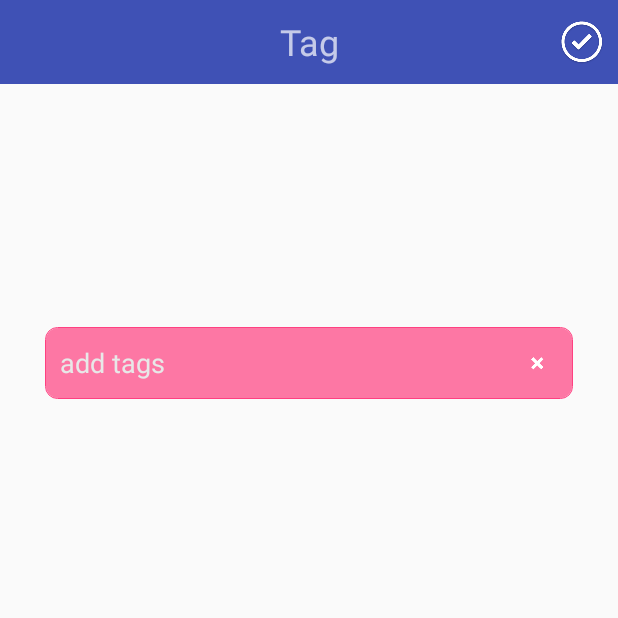
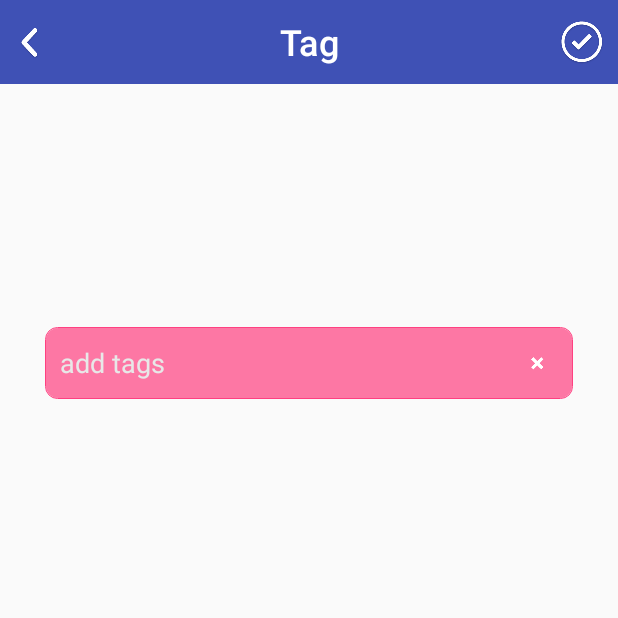
Before and after one commit to dandycheung/imoji-android-sdk-ui, an Android app: the fragment TagImojiFragment placed in its activity, on a phone screen of 412 x 824 dp, the top half of it. Run offline under Robolectric (Android 15) with nearby library versions, the phone set to English and light mode, and no system bars; 4 statements that could not run were skipped.

Commit message:
fix up theming

```diff
--- a/imojisdk-ui-sample/src/main/res/values-v21/styles.xml
+++ b/imojisdk-ui-sample/src/main/res/values-v21/styles.xml
@@ -7,5 +7,6 @@
         <item name="windowActionBar">false</item>
         <item name="windowNoTitle">true</item>
         <item name="android:windowDrawsSystemBarBackgrounds">true</item>
+        <item name="imoji__editorToolbarTheme">@style/ThemeOverlay.AppCompat.Dark</item>
     </style>
 </resources>
--- a/imojisdk-ui-sample/src/main/res/values/styles.xml
+++ b/imojisdk-ui-sample/src/main/res/values/styles.xml
@@ -1,4 +1,4 @@
-<resources>
+<resources xmlns:app="http://schemas.android.com/apk/res-auto">
 
     <!-- Base application theme. -->
     <style name="AppTheme" parent="Theme.AppCompat.Light.DarkActionBar">
@@ -14,6 +14,7 @@
         <item name="colorAccent">@color/colorAccent</item>
         <item name="windowActionBar">false</item>
         <item name="windowNoTitle">true</item>
+        <item name="imoji__editorToolbarTheme">@style/ThemeOverlay.AppCompat.Dark</item>
     </style>
     <style name="AppTheme.AppBarOverlay" parent="ThemeOverlay.AppCompat.Dark.ActionBar"/>
     <style name="AppTheme.PopupOverlay" parent="ThemeOverlay.AppCompat.Light"/>
--- a/imojisdk-ui/src/main/java/com/imojiapp/imoji/sdk/ui/ImojiEditorFragment.java
+++ b/imojisdk-ui/src/main/java/com/imojiapp/imoji/sdk/ui/ImojiEditorFragment.java
@@ -1,7 +1,9 @@
 package com.imojiapp.imoji.sdk.ui;
 
 
+import android.app.Activity;
 import android.content.Context;
+import android.content.res.Resources;
 import android.content.res.TypedArray;
 import android.graphics.Bitmap;
 import android.graphics.Color;
@@ -11,8 +13,10 @@ import android.os.Bundle;
 import android.os.Handler;
 import android.support.v4.app.Fragment;
 import android.support.v4.content.ContextCompat;
+import android.support.v7.widget.Toolbar;
 import android.util.Log;
 import android.view.LayoutInflater;
+import android.view.MenuItem;
 import android.view.View;
 import android.view.ViewGroup;
 import android.view.ViewTreeObserver;
@@ -41,6 +45,7 @@ public class ImojiEditorFragment extends Fragment implements ViewTreeObserver.On
     private Handler mHandler = new Handler();
     private ImageButton mUndoButton;
     private ImageButton mTagButton;
+    private Toolbar mToolbar;
 
     @Override
     public void onAttach(Context context) {
@@ -73,22 +78,29 @@ public class ImojiEditorFragment extends Fragment implements ViewTreeObserver.On
     }
 
     @Override
-    public void onGlobalLayout() {
-        if (Build.VERSION.SDK_INT >= 16) {
-            getView().getViewTreeObserver().removeOnGlobalLayoutListener(this);
-        } else {
-            getView().getViewTreeObserver().removeGlobalOnLayoutListener(this);
-        }
+    public void onViewCreated(View v, Bundle savedInstanceState) {
 
-        mWidthBound = getView().getWidth();
-        mHeightBound = getView().getHeight();
-
-        launchBitmapScaleTask();
-
-    }
-
-    @Override
-    public void onViewCreated(View v, Bundle savedInstanceState) {
+        mToolbar = (Toolbar) v.findViewById(R.id.imoji_toolbar);
+        mToolbar.setNavigationIcon(R.drawable.create_back);
+        mToolbar.inflateMenu(R.menu.menu_imoji_editor_fragment);
+        mToolbar.setOnMenuItemClickListener(new Toolbar.OnMenuItemClickListener() {
+            @Override
+            public boolean onMenuItemClick(MenuItem item) {
+                if (item.getItemId() == R.id.imoji_mi_editor_help) {
+                    return true;
+                }
+                return false;
+            }
+        });
+        mToolbar.setNavigationOnClickListener(new View.OnClickListener() {
+            @Override
+            public void onClick(View v) {
+                if (isAdded()) {
+                    getActivity().setResult(Activity.RESULT_CANCELED);
+                    getActivity().finish();
+                }
+            }
+        });
 
         mUndoButton = (ImageButton) v.findViewById(R.id.imoji_ib_undo);
         mUndoButton.setVisibility(View.GONE);
@@ -134,16 +146,15 @@ public class ImojiEditorFragment extends Fragment implements ViewTreeObserver.On
 
         mIGEditorView = (IGEditorView) v.findViewById(R.id.imoji_editor_view);
         initEditor(savedInstanceState);
-
     }
 
     private void initEditor(Bundle savedInstanceState) {
 
         TypedArray typedArray = getContext().obtainStyledAttributes(new int[]{android.R.attr.windowBackground});
         int windowBackground = typedArray.getColor(0, Color.BLACK);
+        typedArray.recycle();
         mIGEditorView.setGLBackgroundColor(windowBackground);
-        mIGEditorView.setZoomInOnAspectFit(false);
-        mIGEditorView.setImageAlpha(200);
+        mIGEditorView.setImageAlpha(225);
 
         mIGEditorView.setStateListener(new IGEditorView.StateListener() {
             @Override
@@ -161,7 +172,7 @@ public class ImojiEditorFragment extends Fragment implements ViewTreeObserver.On
                         mTagButton.setVisibility(View.VISIBLE);
                         break;
                 }
-                Log.d(LOG_TAG, "state changed to: " + igEditorState + " subState: " + igEditorSubstate);
+//                Log.d(LOG_TAG, "state changed to: " + igEditorState + " subState: " + igEditorSubstate);
             }
         });
 
@@ -179,6 +190,21 @@ public class ImojiEditorFragment extends Fragment implements ViewTreeObserver.On
         if (savedInstanceState != null) {
             mPreScaleBitmap = mBitmapRetainerFragment.mPreScaledBitmap;
         }
+    }
+
+    @Override
+    public void onGlobalLayout() {
+        if (Build.VERSION.SDK_INT >= 16) {
+            getView().getViewTreeObserver().removeOnGlobalLayoutListener(this);
+        } else {
+            getView().getViewTreeObserver().removeGlobalOnLayoutListener(this);
+        }
+
+        mWidthBound = getView().getWidth();
+        mHeightBound = getView().getHeight();
+
+        launchBitmapScaleTask();
+
     }
 
 
@@ -237,10 +263,10 @@ public class ImojiEditorFragment extends Fragment implements ViewTreeObserver.On
         protected void onPostExecute(Bitmap bitmap) {
             ImojiEditorFragment f = mFragmentWeakReference.get();
             if (f != null && f.mIGEditorView != null) {
-//                ViewGroup.LayoutParams params = f.mIGEditorView.getLayoutParams();
-//                params.width = bitmap.getWidth();
-//                params.height = bitmap.getHeight();
-//                f.mIGEditorView.setLayoutParams(params);
+                ViewGroup.LayoutParams params = f.mIGEditorView.getLayoutParams();
+                params.width = bitmap.getWidth();
+                params.height = bitmap.getHeight();
+                f.mIGEditorView.setLayoutParams(params);
                 f.mIGEditorView.setInputBitmap(bitmap);
             }
         }
--- a/imojisdk-ui/src/main/java/com/imojiapp/imoji/sdk/ui/TagImojiFragment.java
+++ b/imojisdk-ui/src/main/java/com/imojiapp/imoji/sdk/ui/TagImojiFragment.java
@@ -4,6 +4,7 @@ package com.imojiapp.imoji.sdk.ui;
 import android.app.Activity;
 import android.content.Context;
 import android.content.Intent;
+import android.content.res.TypedArray;
 import android.graphics.Bitmap;
 import android.graphics.Color;
 import android.graphics.drawable.Drawable;
@@ -14,6 +15,7 @@ import android.os.Build;
 import android.os.Bundle;
 import android.support.annotation.Nullable;
 import android.support.v4.app.Fragment;
+import android.support.v7.widget.Toolbar;
 import android.util.Log;
 import android.view.KeyEvent;
 import android.view.LayoutInflater;
@@ -54,6 +56,7 @@ public class TagImojiFragment extends Fragment {
     private static final String LOG_TAG = TagImojiFragment.class.getSimpleName();
     private static final String TAGS_BUNDLE_ARG_KEY = "TAGS_BUNDLE_ARG_KEY";
 
+    Toolbar mToolbar;
     TextView mTitleTv;
     ImageView mImojiIv;
     GridLayout mTagGrid;
@@ -70,6 +73,7 @@ public class TagImojiFragment extends Fragment {
     private boolean mIsDone;
 
     private ImojiEditorFragment.BitmapRetainerFragment mBitmapRetainerFragment;
+    private InputMethodManager mInputMethodManager;
 
     @Override
     public void onCreate(Bundle savedInstanceState) {
@@ -96,6 +100,18 @@ public class TagImojiFragment extends Fragment {
         mUploadButton = (ImageButton) v.findViewById(R.id.ib_upload);
         mUploadButton.setOnClickListener(mOnDoneClickListener);
         mProgress = (ProgressBar) v.findViewById(R.id.imoji_progress);
+        mToolbar = (Toolbar) v.findViewById(R.id.imoji_toolbar);
+        mToolbar.setNavigationIcon(R.drawable.create_back);
+        mToolbar.setNavigationOnClickListener(new View.OnClickListener() {
+            @Override
+            public void onClick(View v) {
+                if (isResumed()) {
+                    getFragmentManager().popBackStack();
+                    mInputMethodManager.hideSoftInputFromWindow(mTaggerEt.getWindowToken(), InputMethodManager.HIDE_NOT_ALWAYS);
+
+                }
+            }
+        });
 
         if (savedInstanceState != null) {
             List<String> tags = savedInstanceState.getStringArrayList(TAGS_BUNDLE_ARG_KEY);
@@ -104,15 +120,15 @@ public class TagImojiFragment extends Fragment {
             }
         }
 
-        //show keyboard
-        InputMethodManager imm = (InputMethodManager) getActivity().getSystemService(Context.INPUT_METHOD_SERVICE);
-        imm.showSoftInput(mTaggerEt, InputMethodManager.SHOW_IMPLICIT);
-
     }
 
     @Override
     public void onActivityCreated(Bundle savedInstanceState) {
         super.onActivityCreated(savedInstanceState);
+        //show keyboard
+        mInputMethodManager = (InputMethodManager) getActivity().getSystemService(Context.INPUT_METHOD_SERVICE);
+        mInputMethodManager.showSoftInput(mTaggerEt, InputMethodManager.SHOW_IMPLICIT);
+
         mBitmapRetainerFragment = (ImojiEditorFragment.BitmapRetainerFragment) getFragmentManager().findFragmentByTag(ImojiEditorFragment.BitmapRetainerFragment.FRAGMENT_TAG);
         if (mBitmapRetainerFragment == null || mBitmapRetainerFragment.mTrimmedBitmap == null) {
             getFragmentManager().popBackStack();
@@ -211,7 +227,10 @@ public class TagImojiFragment extends Fragment {
     public Drawable createTagDrawable() {
 
         GradientDrawable d = new GradientDrawable();
-        d.setColor(0xB3FFFFFF & getResources().getColor(R.color.colorAccent));
+        TypedArray a = getActivity().getTheme().obtainStyledAttributes(new int[]{R.attr.colorAccent});
+        final int accentColor = a.getColor(0, Color.WHITE);
+        a.recycle();
+        d.setColor(0xB3FFFFFF & accentColor);
         d.setCornerRadius(getResources().getDimension(R.dimen.dim_8dp));
         d.setShape(GradientDrawable.RECTANGLE);
 
@@ -220,7 +239,7 @@ public class TagImojiFragment extends Fragment {
         d1.setStroke((int)getResources().getDimension(R.dimen.dim_0_5dp), 0x66FFFFFF & Color.BLACK);
 
         GradientDrawable d2 = new GradientDrawable();
-        d2.setStroke((int) getResources().getDimension(R.dimen.dim_1dp), getResources().getColor(R.color.colorAccent));
+        d2.setStroke((int) getResources().getDimension(R.dimen.dim_1dp), accentColor);
         d2.setCornerRadius(getResources().getDimension(R.dimen.dim_8dp));
 
         LayerDrawable layer = new LayerDrawable(new Drawable[]{d, d2, d1});
--- a/imojisdk-ui/src/main/res/layout/fragment_tag_imoji.xml
+++ b/imojisdk-ui/src/main/res/layout/fragment_tag_imoji.xml
@@ -7,14 +7,16 @@
     android:background="?android:windowBackground"
     tools:context="com.imojiapp.imoji.fragments.imoji.TagImojiFragment">
 
-    <android.widget.Toolbar
+    <android.support.v7.widget.Toolbar
         android:id="@+id/imoji_toolbar"
         android:layout_width="match_parent"
         android:layout_height="?actionBarSize"
         android:background="?colorPrimary"
-        android:theme="@style/ThemeOverlay.AppCompat.Dark.ActionBar">
+        android:theme="?imoji__editorToolbarTheme">
 
         <TextView
+            android:theme="@style/TextAppearance.Widget.AppCompat.Toolbar.Title"
+            android:textAppearance="?titleTextStyle"
             android:gravity="center"
             android:layout_gravity="center"
             android:layout_width="wrap_content"
@@ -29,7 +31,7 @@
             android:id="@+id/ib_upload"
             android:layout_width="48dp"
             android:layout_height="48dp"/>
-    </android.widget.Toolbar>
+    </android.support.v7.widget.Toolbar>
 
     <RelativeLayout
         android:id="@+id/tag_container"
--- /dev/null
+++ b/imojisdk-ui/src/main/res/menu/menu_imoji_editor_fragment.xml
@@ -0,0 +1,10 @@
+<?xml version="1.0" encoding="utf-8"?>
+<menu xmlns:android="http://schemas.android.com/apk/res/android"
+      xmlns:app="http://schemas.android.com/apk/res-auto">
+
+    <item
+        android:id="@+id/imoji_mi_editor_help"
+        android:title="Help"
+        app:showAsAction="always"
+        android:icon="@drawable/create_trace_hints"></item>
+</menu>
--- /dev/null
+++ b/imojisdk-ui/src/main/res/values/attrs.xml
@@ -0,0 +1,6 @@
+<?xml version="1.0" encoding="utf-8"?>
+<resources>
+    <declare-styleable name="ImojiEditor">
+        <attr name="imoji__editorToolbarTheme" format="reference"></attr>
+    </declare-styleable>
+</resources>
--- a/imojisdk-ui/src/main/res/values/colors.xml
+++ /dev/null
@@ -1,6 +0,0 @@
-<?xml version="1.0" encoding="utf-8"?>
-<resources>
-    <color name="colorPrimary">#3F51B5</color>
-    <color name="colorPrimaryDark">#303F9F</color>
-    <color name="colorAccent">#FF4081</color>
-</resources>
--- a/imojisdk-ui/src/main/res/values/strings.xml
+++ b/imojisdk-ui/src/main/res/values/strings.xml
@@ -6,4 +6,5 @@
     <string name="upload">Upload</string>
     <string name="tag">Tag</string>
     <string name="add_tags">add tags</string>
+    <string name="trace">TRACE</string>
 </resources>
--- a/imojisdk-ui/src/main/res/values/styles.xml
+++ /dev/null
@@ -1,19 +0,0 @@
-<resources>
-
-    <!-- Base application theme. -->
-    <style name="AppTheme" parent="Theme.AppCompat.Light.DarkActionBar">
-        <!-- Customize your theme here. -->
-        <item name="colorPrimary">@color/colorPrimary</item>
-        <item name="colorPrimaryDark">@color/colorPrimaryDark</item>
-        <item name="colorAccent">@color/colorAccent</item>
-    </style>
-    <style name="AppTheme.NoActionBar" parent="Theme.AppCompat.Light.NoActionBar">
-        <!-- Customize your theme here. -->
-        <item name="colorPrimary">@color/colorPrimary</item>
-        <item name="colorPrimaryDark">@color/colorPrimaryDark</item>
-        <item name="colorAccent">@color/colorAccent</item>
-        <item name="windowActionBar">false</item>
-        <item name="windowNoTitle">true</item>
-    </style>
-
-</resources>
```
Also changed, not shown: imojisdk-ui-sample/src/main/AndroidManifest.xml (+13 -6 lines), imojisdk-ui/src/main/AndroidManifest.xml (+8 -6 lines), imojisdk-ui/src/main/res/layout/fragment_imoji_editor.xml (+24 -8 lines).
